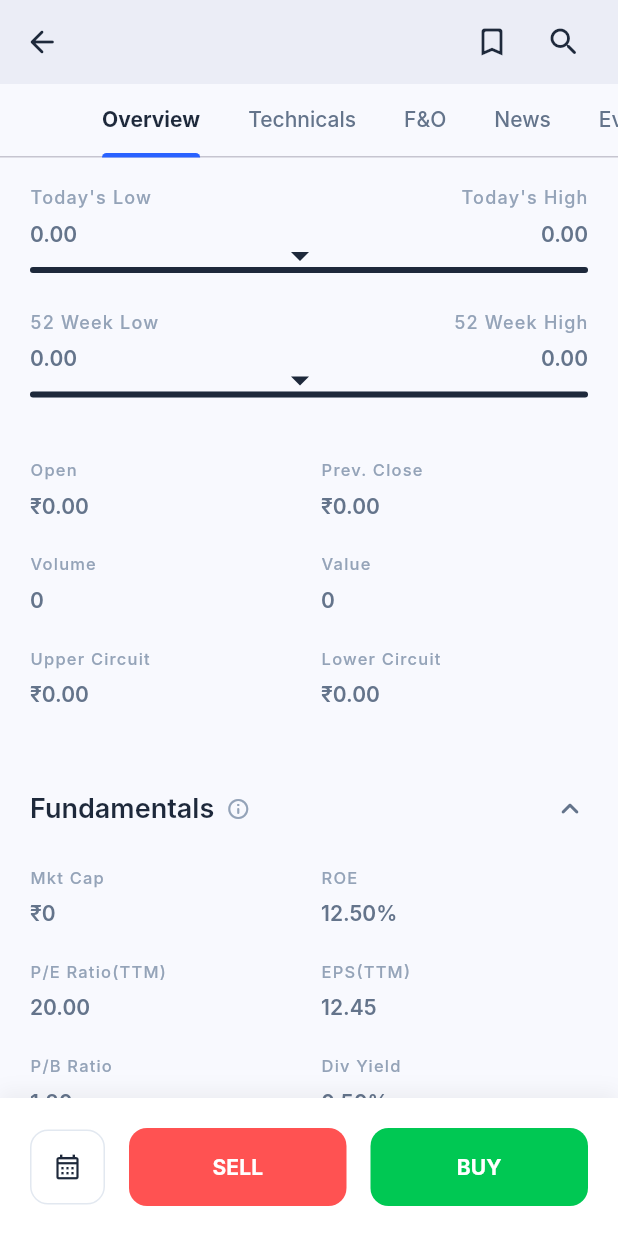
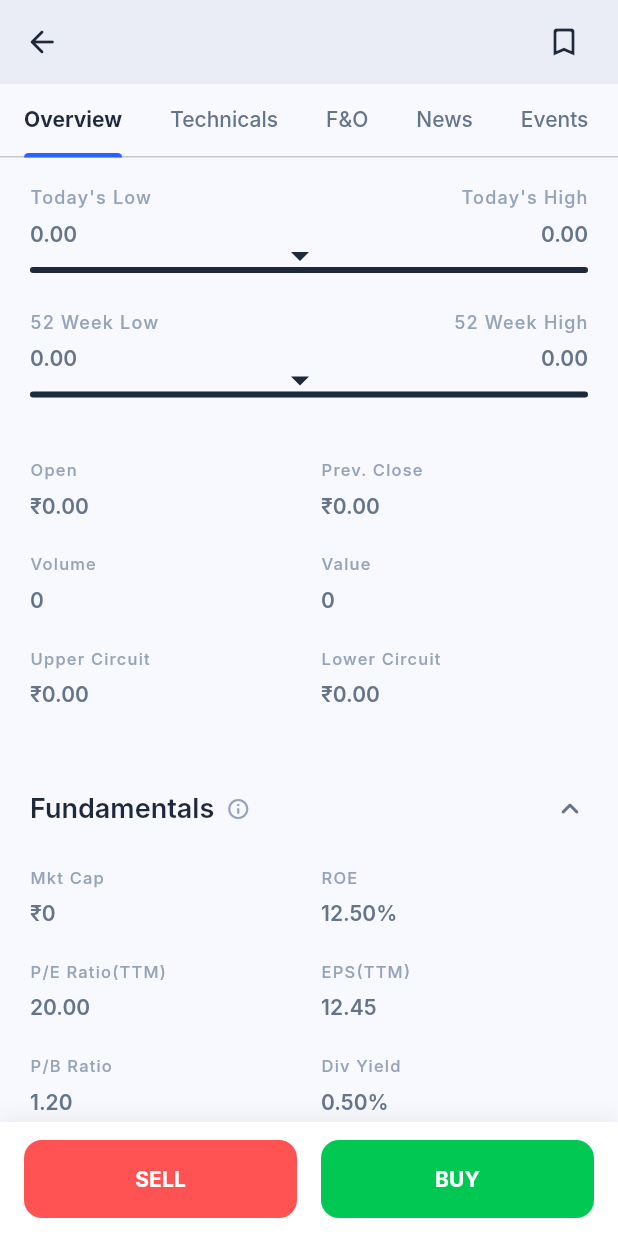
Before and after one commit to Princesurani/FinlearnPro, a Flutter app: the StockDetailScreen screen opened directly with sample values from the repository, scrolled down 494 dp, on a phone screen of 412 x 824 dp. Run offline on Flutter 3.47's test engine with Material 3 defaults, Android fonts, the light colour scheme and no system bars; our stand-ins replace firebase_auth, firebase_core, fl_chart, flutter_bloc, flutter_dotenv, flutter_markdown and 2 more; accounts and stored records are empty; network calls fail; Roboto replaces fonts that are missing (Inter).

Commit message:
feat: enhance UI details and connect real learning progress
- Fetch dynamic learning progress in ContinueLearningCard
- Adjust tab alignment and remove unused icons in market screens
- Update iOS Podfile.lock and Android build configs for new dependencies

```diff
--- a/lib/features/market/presentation/pages/stock_detail_screen.dart
+++ b/lib/features/market/presentation/pages/stock_detail_screen.dart
@@ -80,11 +80,7 @@ class StockDetailScreen extends StatelessWidget {
                 );
               },
             ),
-            IconButton(
-              icon: const Icon(Icons.search_rounded),
-              onPressed: () {},
-              color: AppColors.textPrimary,
-            ),
+
             const SizedBox(width: AppSpacing.sm),
           ],
         ),
@@ -227,6 +223,8 @@ class StockDetailScreen extends StatelessWidget {
                           delegate: _SliverAppBarDelegate(
                             TabBar(
                               isScrollable: true,
+                              tabAlignment: TabAlignment.start,
+                              padding: EdgeInsets.zero,
                               labelColor: AppColors.textPrimary,
                               unselectedLabelColor: AppColors.textSecondary,
                               labelStyle: AppTypography.label.copyWith(
@@ -446,7 +444,7 @@ class _BottomActionButtons extends StatelessWidget {
   @override
   Widget build(BuildContext context) {
     return Container(
-      padding: const EdgeInsets.all(AppSpacing.lg),
+      padding: const EdgeInsets.fromLTRB(16, 12, 16, 12),
       decoration: BoxDecoration(
         color: AppColors.surface,
         boxShadow: [
@@ -460,20 +458,7 @@ class _BottomActionButtons extends StatelessWidget {
       child: SafeArea(
         child: Row(
           children: [
-            Container(
-              width: 50,
-              height: 50,
-              decoration: BoxDecoration(
-                border: Border.all(color: AppColors.border),
-                borderRadius: BorderRadius.circular(AppSpacing.radiusMD),
-              ),
-              child: IconButton(
-                icon: const Icon(Icons.calendar_month_outlined, size: 20),
-                color: AppColors.textPrimary,
-                onPressed: () {},
-              ),
-            ),
-            const SizedBox(width: AppSpacing.md),
+
             Expanded(
               child: ElevatedButton(
                 onPressed: () => _showOrderBottomSheet(context, 'sell'),
```
Also changed, not shown: lib/features/home/presentation/widgets/continue_learning_card.dart (+19 -3 lines), lib/features/market/presentation/pages/index_detail_screen.dart (+3 -5 lines), 2 other files.
